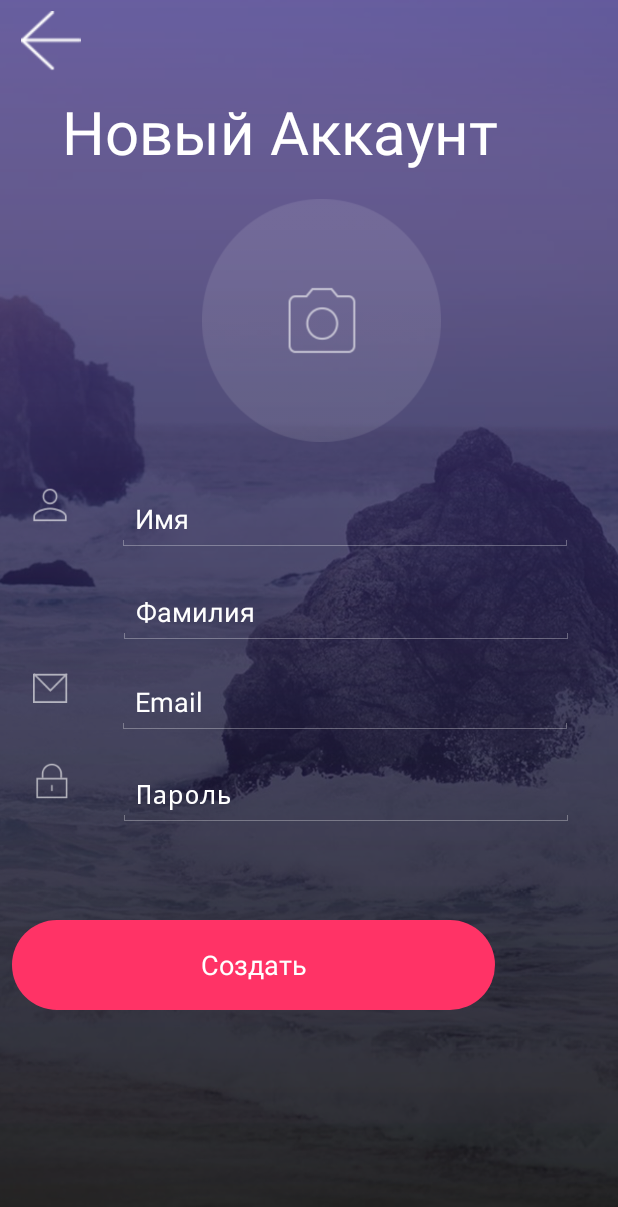
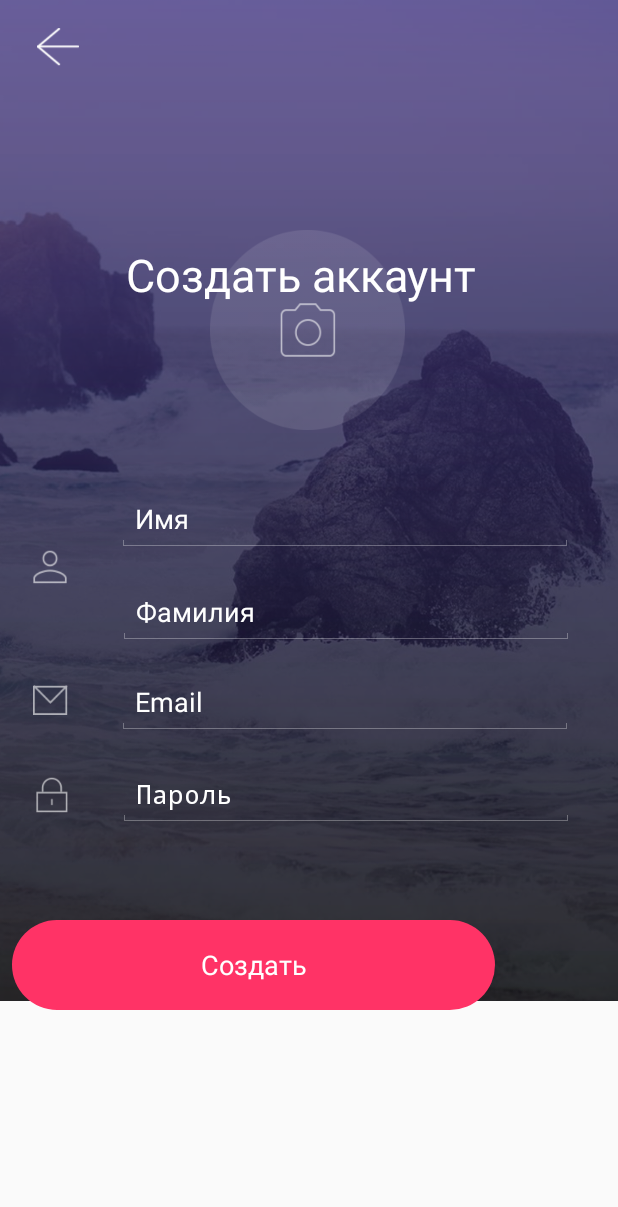
Before and after one commit to HelicopterHig/Camellia, an Android app: the screen it shows after launch (MainActivity), after a tap on "Создать аккаунт", on a phone screen of 412 x 824 dp. Shown: the top 1207 px of the screen. Run offline under Robolectric (Android 15) with nearby library versions, the phone set to English and light mode, and no system bars.

```diff
--- a/app/src/main/java/com/example/login/MainActivity.java
+++ b/app/src/main/java/com/example/login/MainActivity.java
@@ -4,18 +4,24 @@ import android.support.v7.app.AppCompatActivity;
 import android.os.Bundle;
 import android.view.View;
 import android.widget.Button;
-import android.widget.TextView;
+import android.widget.Button;
 
 public class MainActivity extends AppCompatActivity {
 
 
+
+
     @Override
-    protected void onCreate(Bundle savedInstanceState) {
+
+   protected void onCreate(Bundle savedInstanceState) {
         super.onCreate(savedInstanceState);
         setContentView(R.layout.activity_main);
-
-        TextView create_accaunt=(TextView)findViewById(R.id.textView);
-        create_accaunt.setOnClickListener(new View.OnClickListener() {
+       // int i=0;
+       Button create_accaunt=(Button)findViewById(R.id.button1);
+      //  int i = 1;
+      // while ( i == 1 ){
+         create_accaunt.setOnClickListener(new View.OnClickListener()
+        {
 
             public void onClick(View v) {
                 setContentView(R.layout.activity_main1);
@@ -30,5 +36,7 @@ public class MainActivity extends AppCompatActivity {
 
             }
         });
+       //}
     }
+
 }
--- a/app/src/main/res/layout/activity_main1.xml
+++ b/app/src/main/res/layout/activity_main1.xml
@@ -12,25 +12,25 @@
     <ImageView
         android:id="@+id/formBack"
         android:layout_width="413dp"
-        android:layout_height="match_parent"
+        android:layout_height="667dp"
 
         android:contentDescription="TODO"
         android:scaleType="centerCrop"
         android:src="@drawable/background"
         app:layout_constraintStart_toStartOf="parent"
-        tools:layout_editor_absoluteY="0dp" />
+        tools:layout_editor_absoluteY="-8dp" />
 
     <android.support.constraint.Guideline
         android:id="@+id/guideline5"
         android:layout_width="wrap_content"
         android:layout_height="wrap_content"
         android:orientation="horizontal"
-        app:layout_constraintGuide_begin="126dp" />
+        app:layout_constraintGuide_end="505dp" />
 
     <Button
         android:id="@+id/back_icon"
-        android:layout_width="40dp"
-        android:layout_height="40dp"
+        android:layout_width="28dp"
+        android:layout_height="25dp"
         android:layout_marginStart="8dp"
         android:layout_marginLeft="8dp"
         android:layout_marginTop="8dp"
@@ -41,12 +41,14 @@
         android:background="@drawable/back_icon"
         app:layout_constraintBottom_toTopOf="@+id/guideline15"
         app:layout_constraintEnd_toStartOf="@+id/guideline"
+        app:layout_constraintHorizontal_bias="0.666"
         app:layout_constraintStart_toStartOf="parent"
         app:layout_constraintTop_toTopOf="parent" />
+
     <Button
         android:id="@+id/imageView"
-        android:layout_width="159dp"
-        android:layout_height="162dp"
+        android:layout_width="130dp"
+        android:layout_height="133dp"
         android:layout_marginStart="8dp"
         android:layout_marginLeft="8dp"
         android:layout_marginTop="8dp"
@@ -57,26 +59,30 @@
         android:background="@drawable/enter_photo"
         app:layout_constraintBottom_toTopOf="@+id/guideline2"
         app:layout_constraintEnd_toStartOf="@+id/guideline13"
+        app:layout_constraintHorizontal_bias="0.466"
         app:layout_constraintStart_toStartOf="parent"
         app:layout_constraintTop_toTopOf="parent"
-        app:layout_constraintVertical_bias="0.9"
+        app:layout_constraintVertical_bias="0.869"
         app:srcCompat="@drawable/enter_photo" />
 
     <TextView
         android:id="@+id/textView"
-        android:layout_width="326dp"
+        android:layout_width="243dp"
         android:layout_height="57dp"
-        android:layout_marginStart="24dp"
-        android:layout_marginLeft="24dp"
+        android:layout_marginStart="52dp"
+        android:layout_marginLeft="52dp"
         android:layout_marginTop="8dp"
+        android:layout_marginEnd="8dp"
+        android:layout_marginRight="8dp"
         android:layout_marginBottom="8dp"
-        android:text="Новый Аккаунт"
+        android:text="Создать аккаунт"
         android:textColor="#FFFFFF"
-        android:textSize="40sp"
+        android:textSize="30sp"
         app:layout_constraintBottom_toTopOf="@+id/guideline5"
+        app:layout_constraintEnd_toEndOf="parent"
+        app:layout_constraintHorizontal_bias="0.164"
         app:layout_constraintStart_toStartOf="@+id/guideline17"
-        app:layout_constraintTop_toTopOf="@+id/guideline15"
-        app:layout_constraintVertical_bias="1.0" />
+        app:layout_constraintTop_toTopOf="@+id/guideline15" />
 
 
     <ImageView
@@ -89,11 +95,10 @@
         android:layout_marginEnd="8dp"
         android:layout_marginRight="8dp"
         android:layout_marginBottom="8dp"
-        app:layout_constraintBottom_toTopOf="@+id/guideline3"
+        app:layout_constraintBottom_toTopOf="@+id/guideline4"
         app:layout_constraintEnd_toStartOf="@+id/guideline10"
         app:layout_constraintStart_toStartOf="@+id/guideline17"
         app:layout_constraintTop_toTopOf="@+id/guideline2"
-        app:layout_constraintVertical_bias="0.0"
         app:srcCompat="@drawable/pro" />
 
     <EditText
@@ -168,10 +173,10 @@
         android:layout_marginBottom="8dp"
         app:layout_constraintBottom_toTopOf="@+id/guideline16"
         app:layout_constraintEnd_toStartOf="@+id/guideline"
-        app:layout_constraintHorizontal_bias="0.178"
+        app:layout_constraintHorizontal_bias="0.172"
         app:layout_constraintStart_toStartOf="@+id/guideline17"
         app:layout_constraintTop_toTopOf="@+id/guideline4"
-        app:layout_constraintVertical_bias="0.0"
+        app:layout_constraintVertical_bias="0.38"
         app:srcCompat="@drawable/icon_mail" />
 
     <ImageView
@@ -189,7 +194,7 @@
         app:layout_constraintHorizontal_bias="0.428"
         app:layout_constraintStart_toStartOf="@+id/guideline17"
         app:layout_constraintTop_toTopOf="@+id/guideline16"
-        app:layout_constraintVertical_bias="0.052"
+        app:layout_constraintVertical_bias="0.526"
         app:srcCompat="@drawable/lock" />
 
     <EditText
@@ -239,7 +244,7 @@
         android:layout_width="wrap_content"
         android:layout_height="wrap_content"
         android:orientation="vertical"
-        app:layout_constraintGuide_begin="68dp" />
+        app:layout_constraintGuide_begin="69dp" />
 
     <android.support.constraint.Guideline
         android:id="@+id/guideline2"
@@ -299,7 +304,7 @@
         android:layout_width="wrap_content"
         android:layout_height="wrap_content"
         android:orientation="horizontal"
-        app:layout_constraintGuide_begin="54dp" />
+        app:layout_constraintGuide_begin="63dp" />
 
     <android.support.constraint.Guideline
         android:id="@+id/guideline16"
```
Also changed, not shown: app/src/main/res/layout/activity_main.xml (+17 -17 lines).
